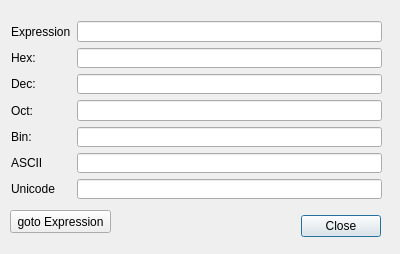
Before: the Qt Designer form x64_dbg_gui/Project/Src/Gui/CalculatorDialog.ui in x64dbg/x64dbg, drawn with Qt 5.
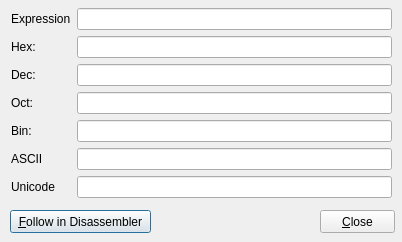
After: the same form once the commit is applied. Icons and pictures are not drawn.

Commit message: GUI: removed donation button from toolbar + follow in Disassembler in Calculator + title in Calculator + Calculator is not a modal window (still allow working while using the calculator) + AStyle + removed empty resource prefix + fixed a warning in Configuration

```diff
--- a/x64_dbg_gui/Project/Src/Gui/CalculatorDialog.ui
+++ b/x64_dbg_gui/Project/Src/Gui/CalculatorDialog.ui
@@ -6,8 +6,8 @@
    <rect>
     <x>0</x>
     <y>0</y>
-    <width>400</width>
-    <height>254</height>
+    <width>402</width>
+    <height>242</height>
    </rect>
   </property>
   <property name="sizePolicy">
@@ -23,42 +23,26 @@
    <iconset resource="../../resource.qrc">
     <normaloff>:/icons/images/calculator.png</normaloff>:/icons/images/calculator.png</iconset>
   </property>
-  <widget class="QDialogButtonBox" name="buttonBox">
-   <property name="geometry">
-    <rect>
-     <x>40</x>
-     <y>210</y>
-     <width>341</width>
-     <height>32</height>
-    </rect>
-   </property>
-   <property name="orientation">
-    <enum>Qt::Horizontal</enum>
-   </property>
-   <property name="standardButtons">
-    <set>QDialogButtonBox::Close</set>
-   </property>
-  </widget>
   <widget class="QPushButton" name="btnGoto">
    <property name="geometry">
     <rect>
      <x>10</x>
      <y>210</y>
-     <width>101</width>
+     <width>141</width>
      <height>23</height>
     </rect>
    </property>
    <property name="text">
-    <string>goto Expression</string>
+    <string>&amp;Follow in Disassembler</string>
    </property>
   </widget>
-  <widget class="QWidget" name="">
+  <widget class="QWidget" name="layoutWidget">
    <property name="geometry">
     <rect>
      <x>11</x>
-     <y>21</y>
-     <width>371</width>
-     <height>178</height>
+     <y>8</y>
+     <width>381</width>
+     <height>191</height>
     </rect>
    </property>
    <layout class="QGridLayout" name="gridLayout">
@@ -158,6 +142,19 @@
     </item>
    </layout>
   </widget>
+  <widget class="QPushButton" name="pushButton">
+   <property name="geometry">
+    <rect>
+     <x>320</x>
+     <y>210</y>
+     <width>75</width>
+     <height>23</height>
+    </rect>
+   </property>
+   <property name="text">
+    <string>&amp;Close</string>
+   </property>
+  </widget>
  </widget>
  <resources>
   <include location="../../resource.qrc"/>
```
Left out of the diff: 30 changed lines with no effect on the pictures. The commit also changes 7 other files.
